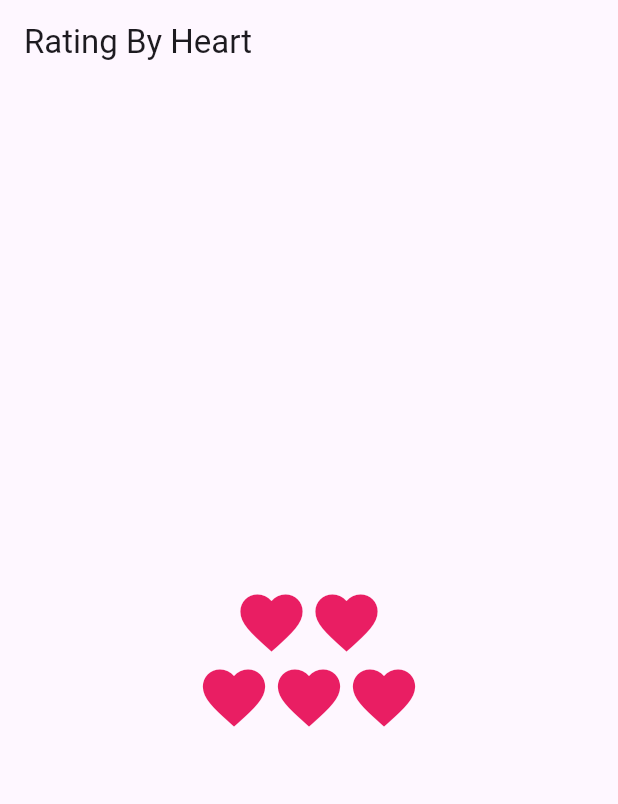
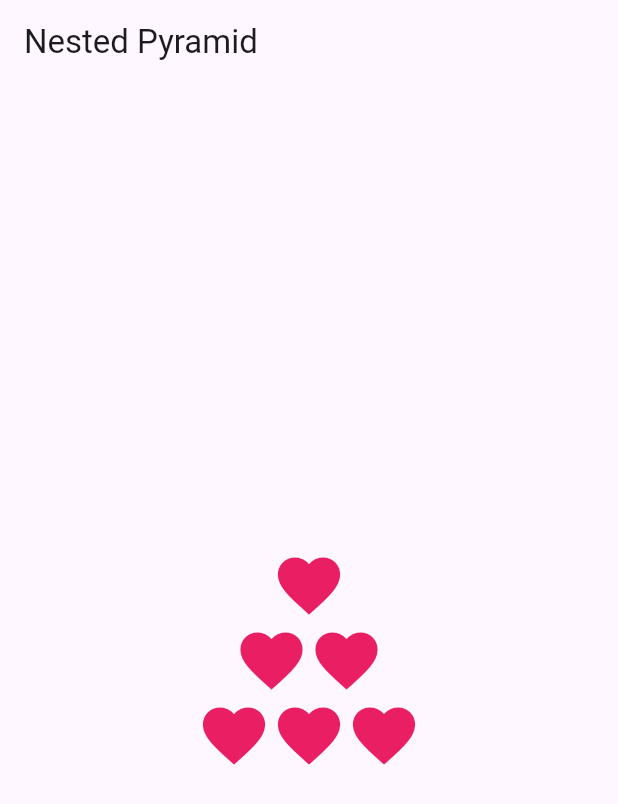
Before and after one commit to rafiwho/Moblie-Application-Design, a Flutter app: the screen it shows after launch, on a phone screen of 412 x 824 dp. Shown: the top 804 px of the screen. Run offline on Flutter 3.47's test engine with Material 3 defaults, Android fonts, the phone set to English and light mode, and no system bars.

Commit message:
nested row col pyramid

```diff
--- a/lib/main.dart
+++ b/lib/main.dart
@@ -15,7 +15,7 @@ class MyApp extends StatelessWidget {
         colorScheme: ColorScheme.fromSeed(seedColor: Colors.deepPurple),
         useMaterial3: true,
       ),
-      home: const MyHomePage(title: 'Rating By Heart'),
+      home: const MyHomePage(title: 'Nested Pyramid'),
     );
   }
 }
@@ -35,13 +35,30 @@ class _MyHomePageState extends State<MyHomePage> {
       appBar: AppBar(
         title: Text(widget.title),
       ),
-      body: Container(
-        height: double.infinity,
-        width: double.infinity,
+      body: Center(
         child: Column(
           mainAxisAlignment: MainAxisAlignment.center,
           children: [
-            // Outer Column
+            // First row (top of the pyramid)
+            Column(
+              mainAxisAlignment: MainAxisAlignment.center,
+              children: [
+                Row(
+                  mainAxisAlignment: MainAxisAlignment.center,
+                  children: [
+                    Icon(
+                      Icons.favorite,
+                      size: 50,
+                      color: Colors.pink,
+                    ),
+                  ],
+                ),
+              ],
+            ),
+            // Second row (nested row inside column)
+            Column(
+              mainAxisAlignment: MainAxisAlignment.center,
+              children: [
                 Row(
                   mainAxisAlignment: MainAxisAlignment.center,
                   children: [
@@ -57,6 +74,12 @@ class _MyHomePageState extends State<MyHomePage> {
                     ),
                   ],
                 ),
+              ],
+            ),
+            // Third row (nested row inside column)
+            Column(
+              mainAxisAlignment: MainAxisAlignment.center,
+              children: [
                 Row(
                   mainAxisAlignment: MainAxisAlignment.center,
                   children: [
@@ -79,6 +102,8 @@ class _MyHomePageState extends State<MyHomePage> {
                 ),
               ],
             ),
+          ],
+        ),
       ),
     );
   }
```
Lines whose indentation alone changed are shown as unchanged.
